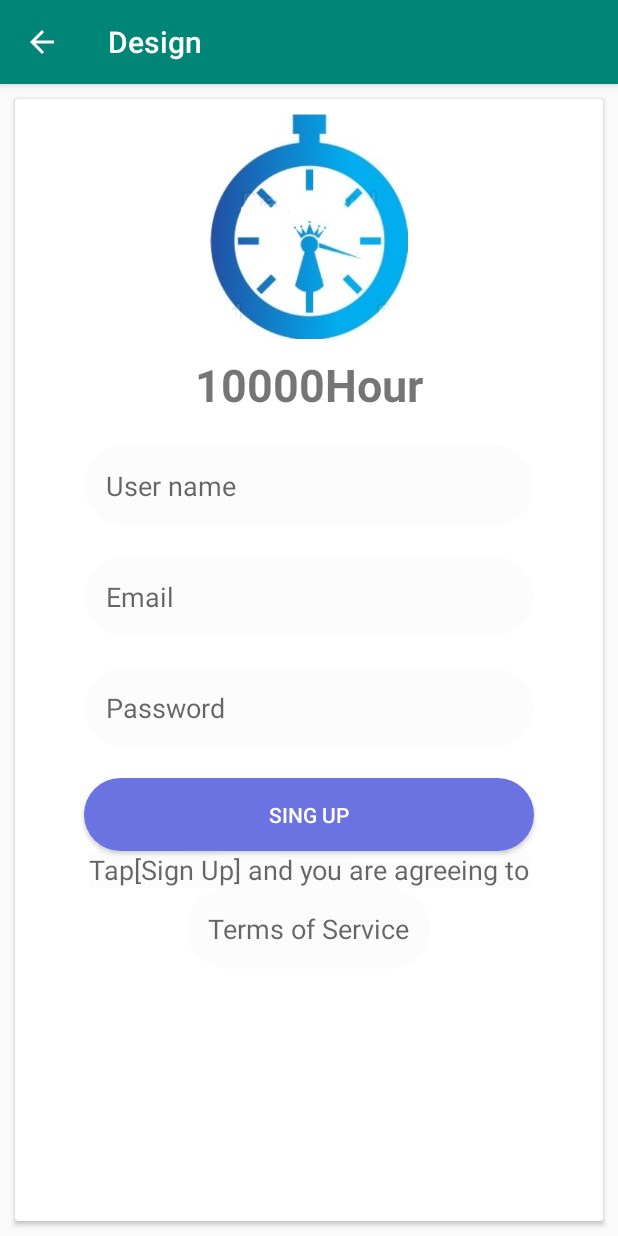
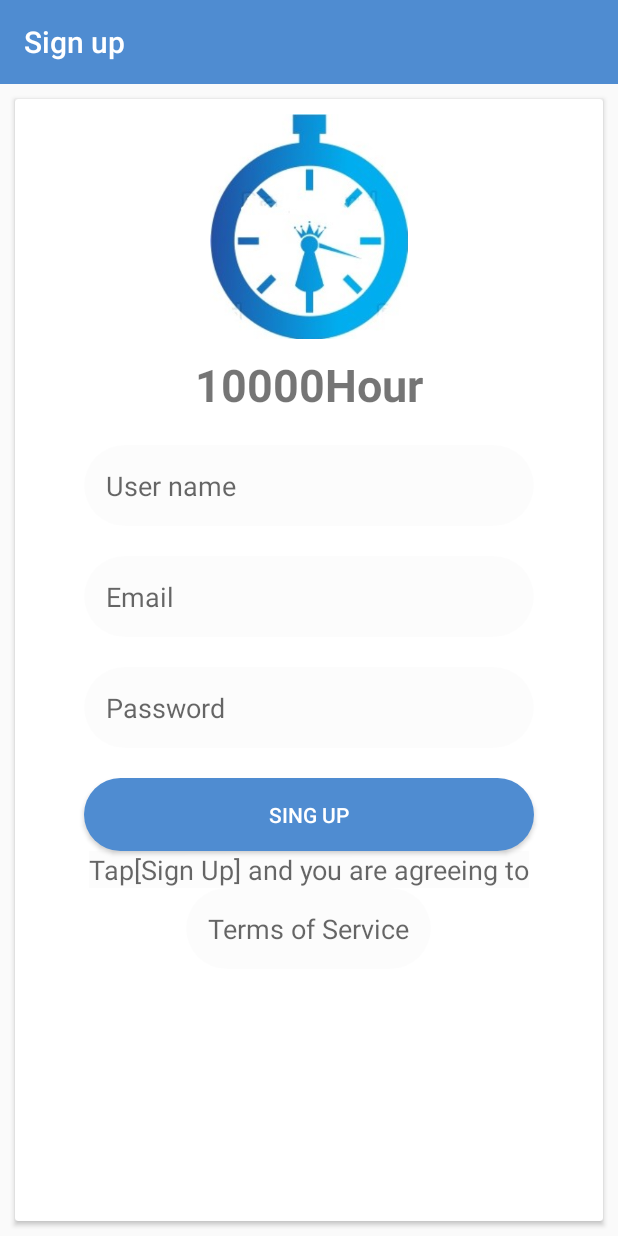
Before and after one commit to cRhettiarachchi/10000-hours---MAD-Project, an Android app: the screen it shows after launch (Signup), after a tap on "SING UP", on a phone screen of 412 x 824 dp. Run offline under Robolectric (Android 15) with nearby library versions, the phone set to English and light mode, and no system bars.

Commit message:
updated ui

```diff
--- a/Madproject-master/app/src/main/java/com/example/design/ResetPassword.java
+++ b/Madproject-master/app/src/main/java/com/example/design/ResetPassword.java
@@ -1,6 +1,7 @@
 package com.example.design;
 
 import androidx.appcompat.app.AppCompatActivity;
+import androidx.appcompat.widget.Toolbar;
 
 import android.content.Intent;
 import android.os.Bundle;
@@ -15,6 +16,9 @@ public class ResetPassword extends AppCompatActivity {
         super.onCreate(savedInstanceState);
         setContentView(R.layout.activity_reset_password);
 
+        Toolbar toolbar = findViewById(R.id.historyToolbar);
+        setSupportActionBar(toolbar);
+        setTitle("Reset Password");
 
     }
 
--- a/Madproject-master/app/src/main/java/com/example/design/SignIn.java
+++ b/Madproject-master/app/src/main/java/com/example/design/SignIn.java
@@ -1,6 +1,7 @@
 package com.example.design;
 
 import androidx.appcompat.app.AppCompatActivity;
+import androidx.appcompat.widget.Toolbar;
 
 import android.content.Intent;
 import android.os.Bundle;
@@ -13,6 +14,10 @@ public class SignIn extends AppCompatActivity {
     protected void onCreate(Bundle savedInstanceState) {
         super.onCreate(savedInstanceState);
         setContentView(R.layout.activity_sign_in);
+
+        Toolbar toolbar = findViewById(R.id.historyToolbar);
+        setSupportActionBar(toolbar);
+        setTitle("Sign in");
 
         button1 = (Button) findViewById(R.id.button1);
         button1.setOnClickListener(new View.OnClickListener() {
--- a/Madproject-master/app/src/main/java/com/example/design/Signup.java
+++ b/Madproject-master/app/src/main/java/com/example/design/Signup.java
@@ -1,6 +1,7 @@
 package com.example.design;
 
 import androidx.appcompat.app.AppCompatActivity;
+import androidx.appcompat.widget.Toolbar;
 
 import android.content.Intent;
 import android.os.Bundle;
@@ -13,6 +14,10 @@ public class Signup extends AppCompatActivity {
     protected void onCreate(Bundle savedInstanceState) {
         super.onCreate(savedInstanceState);
         setContentView(R.layout.activity_singup);
+
+        Toolbar toolbar = findViewById(R.id.historyToolbar);
+        setSupportActionBar(toolbar);
+        setTitle("Sign up");
 
         button = (Button) findViewById(R.id.button4);
         button.setOnClickListener(new View.OnClickListener() {
--- a/Madproject-master/app/src/main/java/com/example/design/Userprofile.java
+++ b/Madproject-master/app/src/main/java/com/example/design/Userprofile.java
@@ -1,6 +1,7 @@
 package com.example.design;
 
 import androidx.appcompat.app.AppCompatActivity;
+import androidx.appcompat.widget.Toolbar;
 
 import android.os.Bundle;
 
@@ -10,5 +11,6 @@ public class Userprofile extends AppCompatActivity {
     protected void onCreate(Bundle savedInstanceState) {
         super.onCreate(savedInstanceState);
         setContentView(R.layout.activity_userprofile);
+
     }
 }
--- a/Madproject-master/app/src/main/java/com/example/design/userAccount.java
+++ b/Madproject-master/app/src/main/java/com/example/design/userAccount.java
@@ -1,6 +1,7 @@
 package com.example.design;
 
 import androidx.appcompat.app.AppCompatActivity;
+import androidx.appcompat.widget.Toolbar;
 
 import android.content.Intent;
 import android.os.Bundle;
@@ -15,6 +16,10 @@ public class userAccount extends AppCompatActivity {
     protected void onCreate(Bundle savedInstanceState) {
         super.onCreate(savedInstanceState);
         setContentView(R.layout.activity_user_account);
+
+        Toolbar toolbar = findViewById(R.id.historyToolbar);
+        setSupportActionBar(toolbar);
+        setTitle("User Accounts");
 
 
         button =(Button) findViewById(R.id.button);
--- a/Madproject-master/app/src/main/res/drawable/buttonstyle.xml
+++ b/Madproject-master/app/src/main/res/drawable/buttonstyle.xml
@@ -3,6 +3,6 @@
     <corners android:radius="50dp"></corners>
     <padding android:bottom="15dp" android:left="75dp" android:right="75dp"
         android:top="15dp"/>
-    <solid android:color="@color/Button"/>
+    <solid android:color="@color/colorPrimary"/>
 
 </shape>
--- a/Madproject-master/app/src/main/res/layout/activity_singup.xml
+++ b/Madproject-master/app/src/main/res/layout/activity_singup.xml
@@ -6,58 +6,64 @@
     android:layout_height="match_parent"
     tools:context=".Signup">
 
+    <include
+        android:id="@+id/historyToolbar"
+        layout="@layout/tool_bar"></include>
+
     <androidx.cardview.widget.CardView
-        android:layout_width="match_parent"
-        android:layout_height="match_parent"
+        android:layout_width="0dp"
+        android:layout_height="0dp"
         android:layout_margin="10dp"
-        tools:layout_editor_absoluteX="8dp"
-        tools:layout_editor_absoluteY="219dp">
+        app:layout_constraintBottom_toBottomOf="parent"
+        app:layout_constraintEnd_toEndOf="parent"
+        app:layout_constraintStart_toStartOf="parent"
+        app:layout_constraintTop_toBottomOf="@+id/historyToolbar">
 
         <androidx.appcompat.widget.LinearLayoutCompat
-            android:orientation="vertical"
             android:layout_width="match_parent"
-            android:layout_height="match_parent">
+            android:layout_height="match_parent"
+            android:orientation="vertical">
 
             <androidx.appcompat.widget.AppCompatImageView
                 android:layout_width="200dp"
                 android:layout_height="150dp"
-                android:src="@drawable/clock"
                 android:layout_gravity="center_horizontal"
-                android:layout_marginTop="10dp"/>
+                android:layout_marginTop="10dp"
+                android:src="@drawable/clock" />
 
 
-        <TextView
-            android:layout_width="wrap_content"
-            android:layout_height="wrap_content"
-            android:text="10000Hour"
-            android:textStyle="bold"
-            android:textSize="30dp"
-            android:layout_marginTop="10dp"
-            android:layout_gravity="center_horizontal"/>
+            <TextView
+                android:layout_width="wrap_content"
+                android:layout_height="wrap_content"
+                android:layout_gravity="center_horizontal"
+                android:layout_marginTop="10dp"
+                android:text="10000Hour"
+                android:textSize="30dp"
+                android:textStyle="bold" />
 
             <EditText
-                android:background="@drawable/edittextstyle"
-                android:hint="User name"
-                android:layout_marginTop="20dp"
                 android:layout_width="300dp"
                 android:layout_height="wrap_content"
-                android:layout_gravity="center_horizontal"/>
+                android:layout_gravity="center_horizontal"
+                android:layout_marginTop="20dp"
+                android:background="@drawable/edittextstyle"
+                android:hint="User name" />
 
             <EditText
-                android:background="@drawable/edittextstyle"
-                android:hint="Email"
-                android:layout_marginTop="20dp"
                 android:layout_width="300dp"
                 android:layout_height="wrap_content"
-                android:layout_gravity="center_horizontal"/>
+                android:layout_gravity="center_horizontal"
+                android:layout_marginTop="20dp"
+                android:background="@drawable/edittextstyle"
+                android:hint="Email" />
 
             <EditText
-                android:background="@drawable/edittextstyle"
-                android:hint="Password"
-                android:layout_marginTop="20dp"
                 android:layout_width="300dp"
                 android:layout_height="wrap_content"
-                android:layout_gravity="center_horizontal"/>
+                android:layout_gravity="center_horizontal"
+                android:layout_marginTop="20dp"
+                android:background="@drawable/edittextstyle"
+                android:hint="Password" />
 
             <Button
                 android:id="@+id/button4"
@@ -68,21 +74,21 @@
                 android:background="@drawable/buttonstyle"
                 android:text="Sing UP"
                 android:textColor="@color/cardview_light_background"
-                android:textColorHighlight="@android:color/holo_blue_dark"
-                />
+                android:textColorHighlight="@android:color/holo_blue_dark" />
 
             <EditText
-                android:background="@color/cardview_shadow_end_color"
                 android:layout_width="wrap_content"
                 android:layout_height="wrap_content"
                 android:layout_gravity="center_horizontal"
-                android:hint="Tap[Sign Up] and you are agreeing to"/>
+                android:background="@color/cardview_shadow_end_color"
+                android:hint="Tap[Sign Up] and you are agreeing to" />
+
             <EditText
-                android:background="@drawable/edittextstyle"
-                android:hint="Terms of Service"
                 android:layout_width="wrap_content"
                 android:layout_height="wrap_content"
-                android:layout_gravity="center_horizontal"/>
+                android:layout_gravity="center_horizontal"
+                android:background="@drawable/edittextstyle"
+                android:hint="Terms of Service" />
         </androidx.appcompat.widget.LinearLayoutCompat>
 
     </androidx.cardview.widget.CardView>
--- a/Madproject-master/app/src/main/res/layout/activity_userprofile.xml
+++ b/Madproject-master/app/src/main/res/layout/activity_userprofile.xml
@@ -5,6 +5,7 @@
     android:layout_width="match_parent"
     android:layout_height="match_parent"
     tools:context=".Userprofile">
+
 
     <RelativeLayout
         android:id="@+id/linear"
--- /dev/null
+++ b/Madproject-master/app/src/main/res/layout/tool_bar.xml
@@ -0,0 +1,10 @@
+<?xml version="1.0" encoding="utf-8"?>
+<androidx.appcompat.widget.Toolbar xmlns:android="http://schemas.android.com/apk/res/android"
+    xmlns:tools="http://schemas.android.com/tools"
+    android:id="@+id/historyToolbar"
+    android:layout_width="match_parent"
+    android:layout_height="wrap_content"
+    android:theme="@style/newActionBar">
+
+
+</androidx.appcompat.widget.Toolbar>
--- a/Madproject-master/app/src/main/res/values/colors.xml
+++ b/Madproject-master/app/src/main/res/values/colors.xml
@@ -1,7 +1,7 @@
 <?xml version="1.0" encoding="utf-8"?>
 <resources>
-    <color name="colorPrimary">#008577</color>
-    <color name="colorPrimaryDark">#00574B</color>
+    <color name="colorPrimary">#4F8CD1</color>
+    <color name="colorPrimaryRed">#CBA482</color>
     <color name="colorAccent">#D81B60</color>
     <color name="Button">#FF6B72E1</color>
     <color name="Button2">#83E9E9E3</color>
@@ -12,4 +12,5 @@
     <color name="white">#FFFFFF</color>
     <color name="heading">#3797CF</color>
     <color name="grey">#E5E5E5</color>
+    <color name="newGrey">#F6F6F6</color>
 </resources>
--- a/Madproject-master/app/src/main/res/values/styles.xml
+++ b/Madproject-master/app/src/main/res/values/styles.xml
@@ -1,11 +1,15 @@
 <resources>
 
     <!-- Base application theme. -->
-    <style name="AppTheme" parent="Theme.AppCompat.Light.DarkActionBar">
+    <style name="AppTheme" parent="Theme.AppCompat.Light.NoActionBar">
         <!-- Customize your theme here. -->
         <item name="colorPrimary">@color/colorPrimary</item>
-        <item name="colorPrimaryDark">@color/colorPrimaryDark</item>
+        <item name="colorPrimaryDark">@color/colorPrimaryRed</item>
         <item name="colorAccent">@color/colorAccent</item>
     </style>
 
+    <style name="newActionBar" parent="ThemeOverlay.AppCompat.Dark.ActionBar">
+        <!-- Customize your theme here. -->
+        <item name="android:background">@color/colorPrimary</item>
+    </style>
 </resources>
```
Also changed, not shown: Madproject-master/app/src/main/res/drawable/grad.xml (+7 -3 lines), Madproject-master/app/src/main/res/layout/activity_reset_password.xml (+24 -17 lines), Madproject-master/app/src/main/res/layout/activity_sign_in.xml (+28 -21 lines), Madproject-master/app/src/main/res/layout/activity_user_account.xml (+18 -9 lines), 15 other files.
